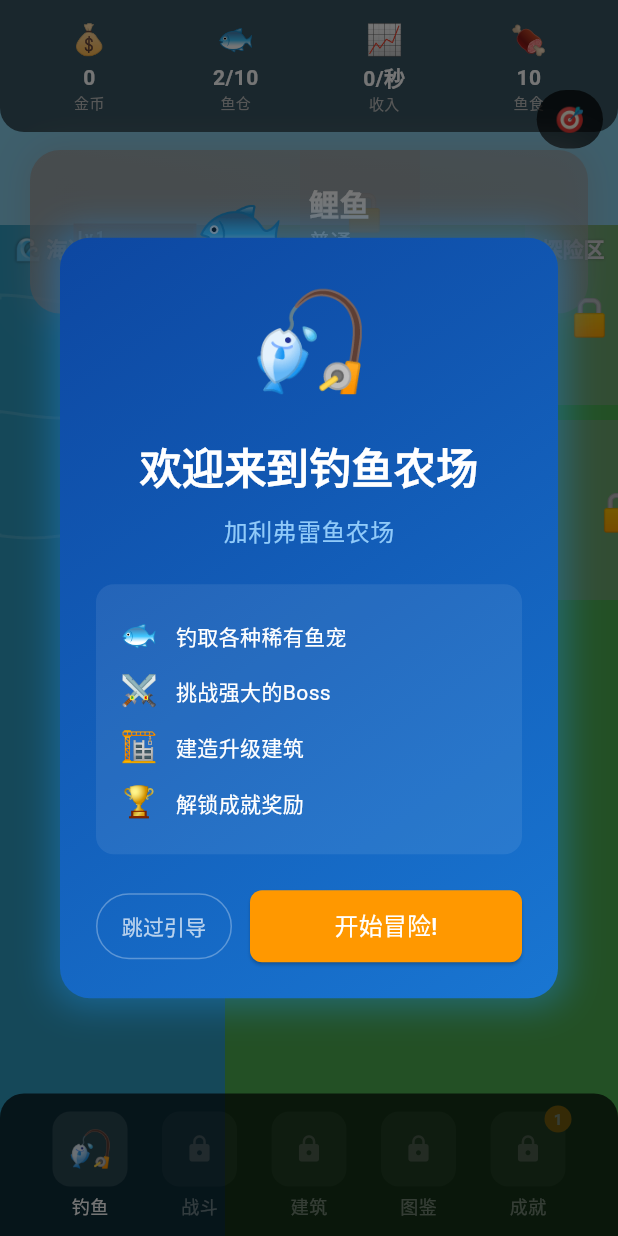
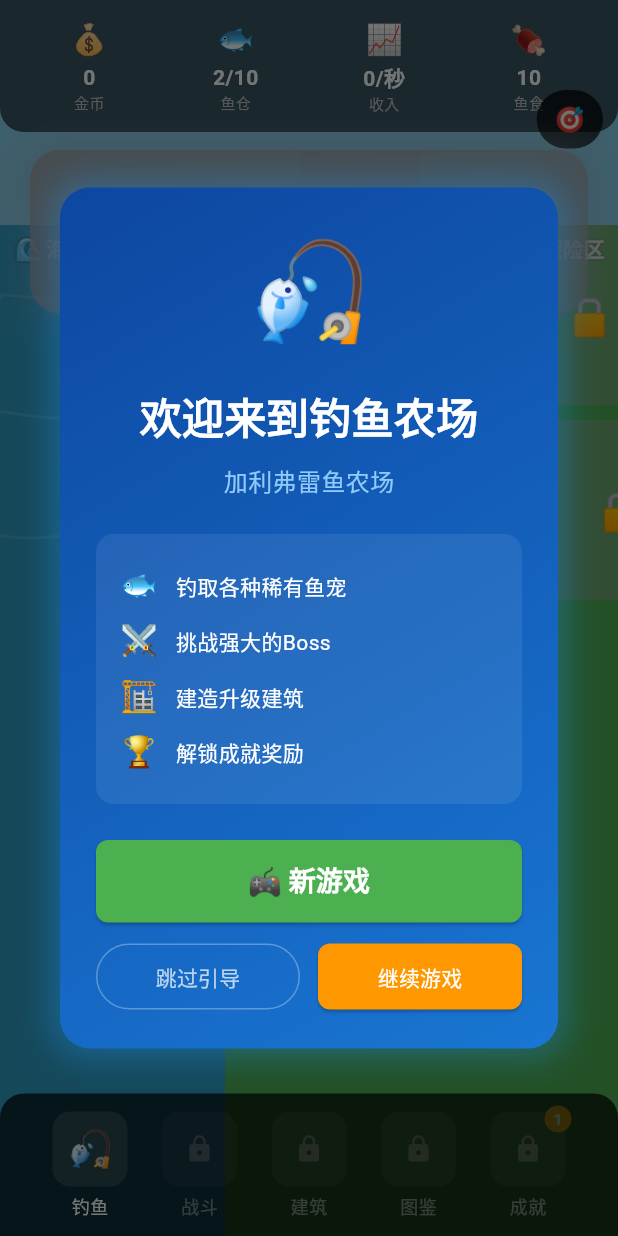
Before and after one commit to gallifreyCar/gallifreys-fish-farm, a Flutter app: the screen it shows after launch, on a phone screen of 412 x 824 dp. Run offline on Flutter 3.47's test engine with Material 3 defaults, Android fonts, the phone set to English and light mode, and no system bars; our stand-ins replace flutter_riverpod, shared_preferences.

Commit message:
fix: add New Game button to clear old save and reset game
- Add '新游戏' button in welcome dialog to clear old save
- Add resetToNewGame() method to GameNotifier
- Fix pond full issue blocking tutorial progress
- Change '开始冒险' to '继续游戏' for existing saves

[PUA生效] 核心流程修复 - 存档与新玩家引导冲突解决

```diff
--- a/lib/screens/world_screen.dart
+++ b/lib/screens/world_screen.dart
@@ -12,6 +12,7 @@ import '../services/goal_service.dart';
 import '../widgets/world_renderer.dart';
 import '../widgets/battle_arena.dart';
 import '../widgets/goal_panel.dart';
+import '../services/save_service.dart';
 import 'achievement_screen.dart';
 
 /// 主游戏场景
@@ -73,6 +74,14 @@ class _WorldScreenState extends ConsumerState<WorldScreen>
           onSkip: () {
             Navigator.pop(context);
             ref.read(tutorialProvider.notifier).skipTutorial();
+          },
+          onNewGame: () async {
+            // 清除旧存档
+            await SaveService.clear();
+            Navigator.pop(context);
+            // 重新初始化游戏状态
+            ref.read(game.gameProvider.notifier).resetToNewGame();
+            ref.read(tutorialProvider.notifier).completeStep();
           },
         ),
       );
@@ -1377,10 +1386,12 @@ class _FishCard extends StatelessWidget {
 class _WelcomeDialog extends StatefulWidget {
   final VoidCallback onStart;
   final VoidCallback onSkip;
+  final VoidCallback onNewGame;
 
   const _WelcomeDialog({
     required this.onStart,
     required this.onSkip,
+    required this.onNewGame,
   });
 
   @override
@@ -1482,6 +1493,23 @@ class _WelcomeDialogState extends State<_WelcomeDialog>
                   ),
                 ),
                 const SizedBox(height: 24),
+                // 新游戏按钮（清除旧存档）
+                SizedBox(
+                  width: double.infinity,
+                  child: ElevatedButton(
+                    onPressed: widget.onNewGame,
+                    style: ElevatedButton.styleFrom(
+                      backgroundColor: Colors.green,
+                      foregroundColor: Colors.white,
+                      padding: const EdgeInsets.symmetric(vertical: 14),
+                      shape: RoundedRectangleBorder(
+                        borderRadius: BorderRadius.circular(8),
+                      ),
+                    ),
+                    child: const Text('🎮 新游戏', style: TextStyle(fontSize: 18, fontWeight: FontWeight.bold)),
+                  ),
+                ),
+                const SizedBox(height: 12),
                 Row(
                   children: [
                     Expanded(
@@ -1497,7 +1525,6 @@ class _WelcomeDialogState extends State<_WelcomeDialog>
                     ),
                     const SizedBox(width: 12),
                     Expanded(
-                      flex: 2,
                       child: ElevatedButton(
                         onPressed: widget.onStart,
                         style: ElevatedButton.styleFrom(
@@ -1508,7 +1535,7 @@ class _WelcomeDialogState extends State<_WelcomeDialog>
                             borderRadius: BorderRadius.circular(8),
                           ),
                         ),
-                        child: const Text('开始冒险!', style: TextStyle(fontSize: 16)),
+                        child: const Text('继续游戏'),
                       ),
                     ),
                   ],
```
Also changed, not shown: lib/providers/game_provider.dart (+7 -0 lines).
